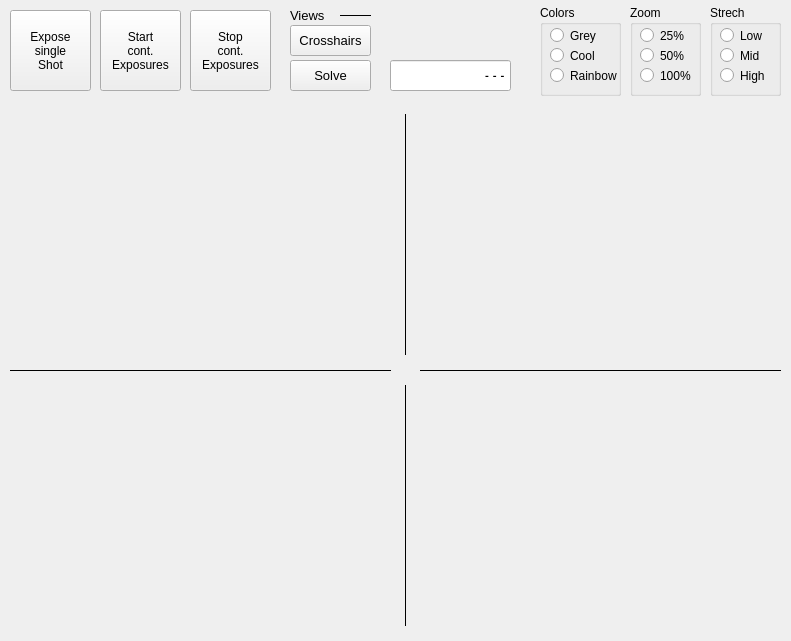
This is mountwizzard/gui/image_dialog_ui.ui in sayitfast/MountWizzard3 as Qt 5 draws it before an edit. The edited form follows.
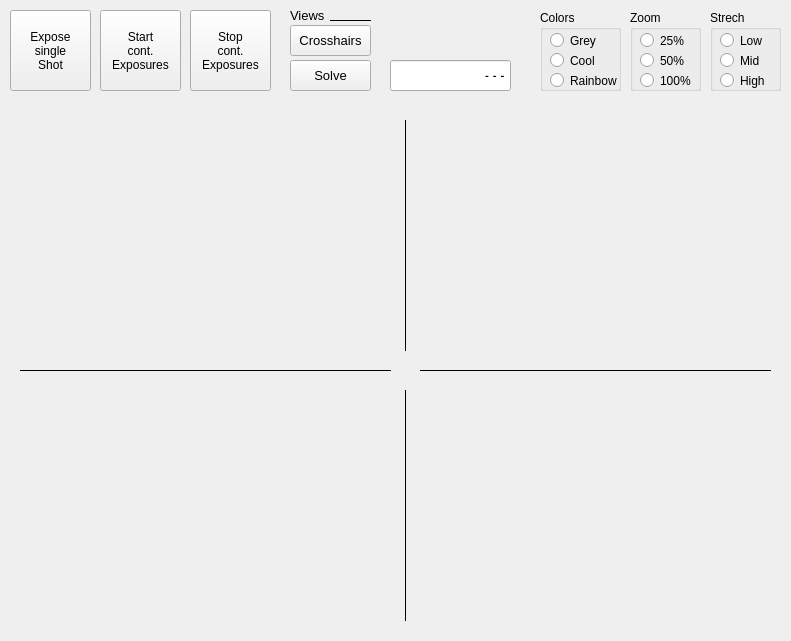
This is the edited form.

Commit message: update imaging window

Patch:
```diff
--- a/mountwizzard/gui/image_dialog_ui.ui
+++ b/mountwizzard/gui/image_dialog_ui.ui
@@ -21,10 +21,10 @@
   <widget class="QWidget" name="image" native="true">
    <property name="geometry">
     <rect>
-     <x>0</x>
-     <y>105</y>
-     <width>791</width>
-     <height>531</height>
+     <x>10</x>
+     <y>110</y>
+     <width>771</width>
+     <height>521</height>
     </rect>
    </property>
    <property name="autoFillBackground">
@@ -71,9 +71,9 @@
    <property name="geometry">
     <rect>
      <x>710</x>
-     <y>5</y>
+     <y>10</y>
      <width>71</width>
-     <height>91</height>
+     <height>81</height>
     </rect>
    </property>
    <property name="title">
@@ -123,9 +123,9 @@
    <property name="geometry">
     <rect>
      <x>630</x>
-     <y>5</y>
+     <y>10</y>
      <width>71</width>
-     <height>91</height>
+     <height>81</height>
     </rect>
    </property>
    <property name="title">
@@ -193,9 +193,9 @@
    <property name="geometry">
     <rect>
      <x>540</x>
-     <y>5</y>
+     <y>10</y>
      <width>81</width>
-     <height>91</height>
+     <height>81</height>
     </rect>
    </property>
    <property name="title">
@@ -307,10 +307,10 @@
   <widget class="Line" name="line_14">
    <property name="geometry">
     <rect>
-     <x>340</x>
-     <y>5</y>
-     <width>31</width>
-     <height>21</height>
+     <x>330</x>
+     <y>20</y>
+     <width>41</width>
+     <height>1</height>
     </rect>
    </property>
    <property name="frameShadow">
@@ -324,9 +324,9 @@
    <property name="geometry">
     <rect>
      <x>395</x>
-     <y>385</y>
+     <y>390</y>
      <width>21</width>
-     <height>241</height>
+     <height>231</height>
     </rect>
    </property>
    <property name="frameShadow">
@@ -340,9 +340,9 @@
    <property name="geometry">
     <rect>
      <x>395</x>
-     <y>114</y>
+     <y>120</y>
      <width>21</width>
-     <height>241</height>
+     <height>231</height>
     </rect>
    </property>
    <property name="frameShadow">
@@ -355,9 +355,9 @@
   <widget class="Line" name="cross1">
    <property name="geometry">
     <rect>
-     <x>10</x>
+     <x>20</x>
      <y>360</y>
-     <width>381</width>
+     <width>371</width>
      <height>20</height>
     </rect>
    </property>
@@ -378,7 +378,7 @@
     <rect>
      <x>420</x>
      <y>360</y>
-     <width>361</width>
+     <width>351</width>
      <height>20</height>
     </rect>
    </property>
@@ -436,6 +436,36 @@
     <bool>false</bool>
    </property>
   </widget>
+  <widget class="QLabel" name="imageBackground">
+   <property name="geometry">
+    <rect>
+     <x>0</x>
+     <y>0</y>
+     <width>790</width>
+     <height>101</height>
+    </rect>
+   </property>
+   <property name="text">
+    <string/>
+   </property>
+  </widget>
+  <zorder>imageBackground</zorder>
+  <zorder>image</zorder>
+  <zorder>btn_expose</zorder>
+  <zorder>btn_crosshair</zorder>
+  <zorder>groupBox_2</zorder>
+  <zorder>groupBox_3</zorder>
+  <zorder>btn_solve</zorder>
+  <zorder>groupBox_4</zorder>
+  <zorder>btn_startContExposures</zorder>
+  <zorder>btn_stopContExposures</zorder>
+  <zorder>label_82</zorder>
+  <zorder>line_14</zorder>
+  <zorder>cross4</zorder>
+  <zorder>cross2</zorder>
+  <zorder>cross1</zorder>
+  <zorder>cross3</zorder>
+  <zorder>le_INDICameraStatus</zorder>
  </widget>
  <resources/>
  <connections/>
```
The commit also changes 2 other files.
